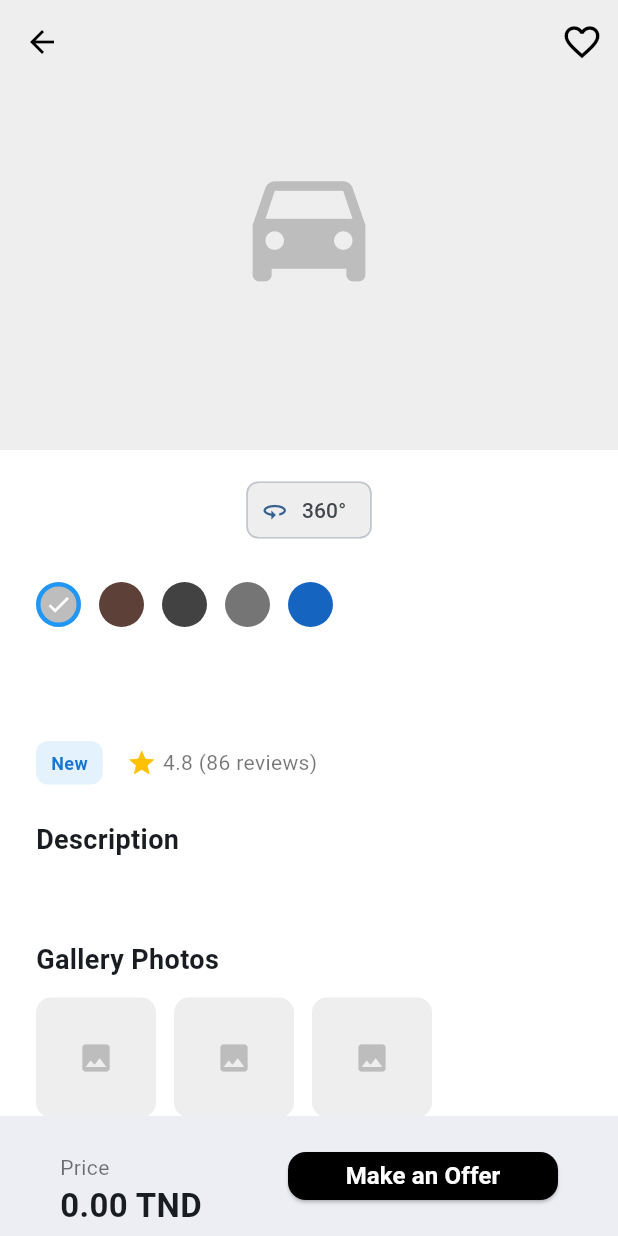
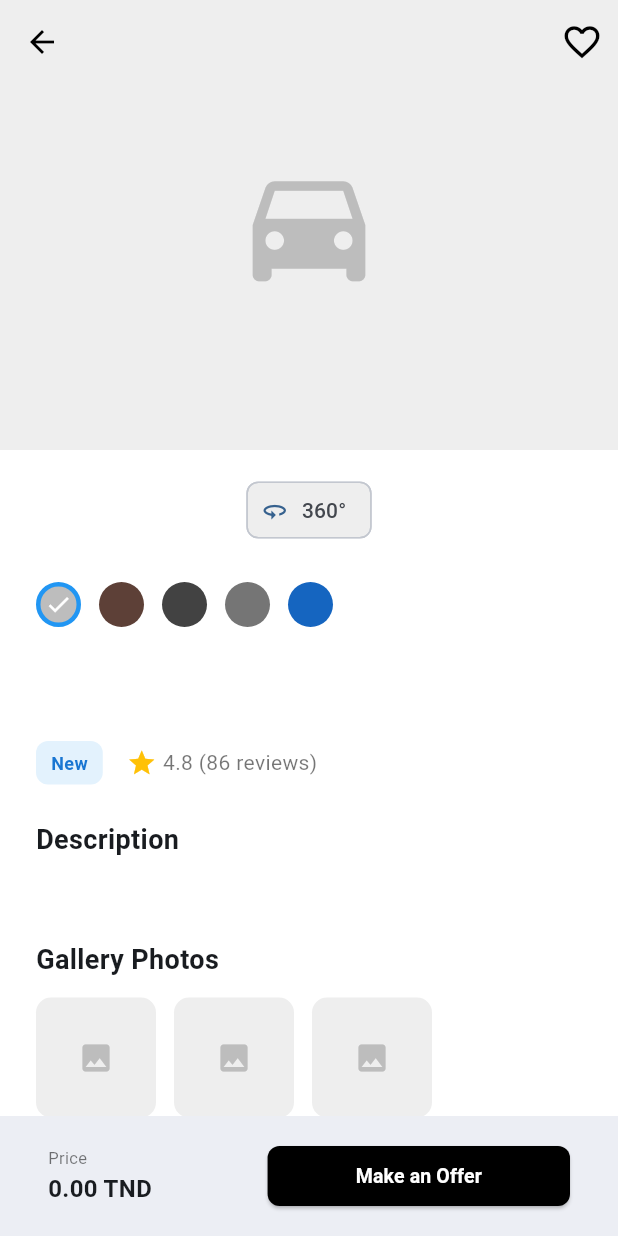
Before and after one commit to MayyaraHY/projet_mobile, a Flutter app: the VoitureDetailsScreen screen opened directly with empty values, on a phone screen of 412 x 824 dp. Run offline on Flutter 3.47's test engine with Material 3 defaults, Android fonts, the phone set to English and light mode, and no system bars; our stand-ins replace file_picker, sqflite, sqflite_common_ffi; missing offline and left inert: window_manager; accounts and stored records are empty.

Commit message:
UI/UX updated

```diff
--- a/lib/screens/voiture_details_screen.dart
+++ b/lib/screens/voiture_details_screen.dart
@@ -149,33 +149,41 @@
       bottomNavigationBar: BottomAppBar(
         elevation: 10,
         child: Container(
-          height: 80,
-          padding: const EdgeInsets.symmetric(horizontal: 24, vertical: 12),
+          height: 64,
+          padding: const EdgeInsets.symmetric(horizontal: 16, vertical: 6),
           child: Row(
-            mainAxisAlignment: MainAxisAlignment.spaceBetween,
             children: [
               // --- Price ---
-              Column(
+              Expanded(
+                flex: 2,
+                child: Column(
                   crossAxisAlignment: CrossAxisAlignment.start,
                   mainAxisAlignment: MainAxisAlignment.center,
                   children: [
                     const Text(
                       'Price',
-                    style: TextStyle(fontSize: 14, color: Colors.black54),
+                      style: TextStyle(fontSize: 11, color: Colors.black54),
                     ),
-                  Text(
+                    const SizedBox(height: 1),
+                    FittedBox(
+                      fit: BoxFit.scaleDown,
+                      child: Text(
                         voiture.prixFormate,
                         style: const TextStyle(
-                      fontSize: 22,
+                          fontSize: 16,
                           fontWeight: FontWeight.bold,
+                        ),
                       ),
                     ),
                   ],
                 ),
+              ),
+              const SizedBox(width: 12),
               // --- "Make an Offer" Button ---
-              SizedBox(
-                width: 180,
-                height: 50,
+              Expanded(
+                flex: 3,
+                child: SizedBox(
+                  height: 40,
                   child: ElevatedButton(
                     onPressed: () {
                       // Ouvre l'écran de création de rendez-vous en passant la voiture
@@ -190,12 +198,16 @@
                       backgroundColor: Colors.black,
                       foregroundColor: Colors.white,
                       shape: RoundedRectangleBorder(
-                      borderRadius: BorderRadius.circular(12),
+                        borderRadius: BorderRadius.circular(8),
+                      ),
+                      padding: const EdgeInsets.symmetric(horizontal: 12),
+                    ),
+                    child: const FittedBox(
+                      child: Text(
+                        'Make an Offer',
+                        style: TextStyle(fontSize: 13, fontWeight: FontWeight.bold),
                       ),
                     ),
-                  child: const Text(
-                    'Make an Offer',
-                    style: TextStyle(fontSize: 16, fontWeight: FontWeight.bold),
                   ),
                 ),
               ),
```
Also changed, not shown: lib/screens/rendez_vous_details_screen.dart (+67 -62 lines). Lines whose indentation alone changed are shown as unchanged.
